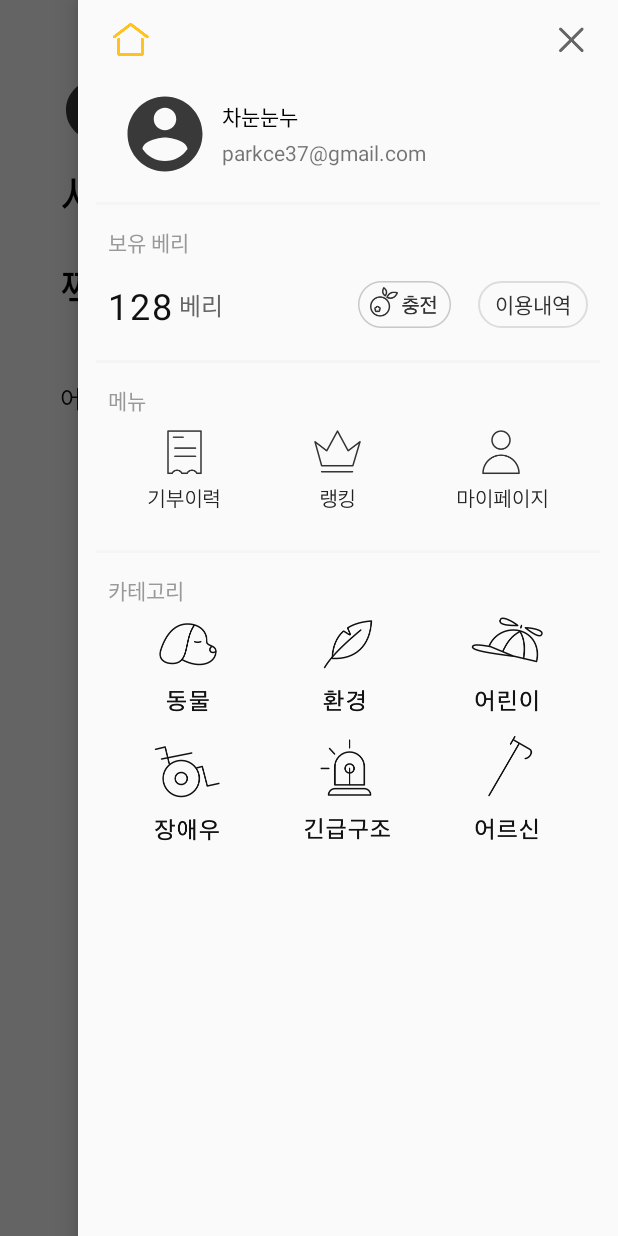
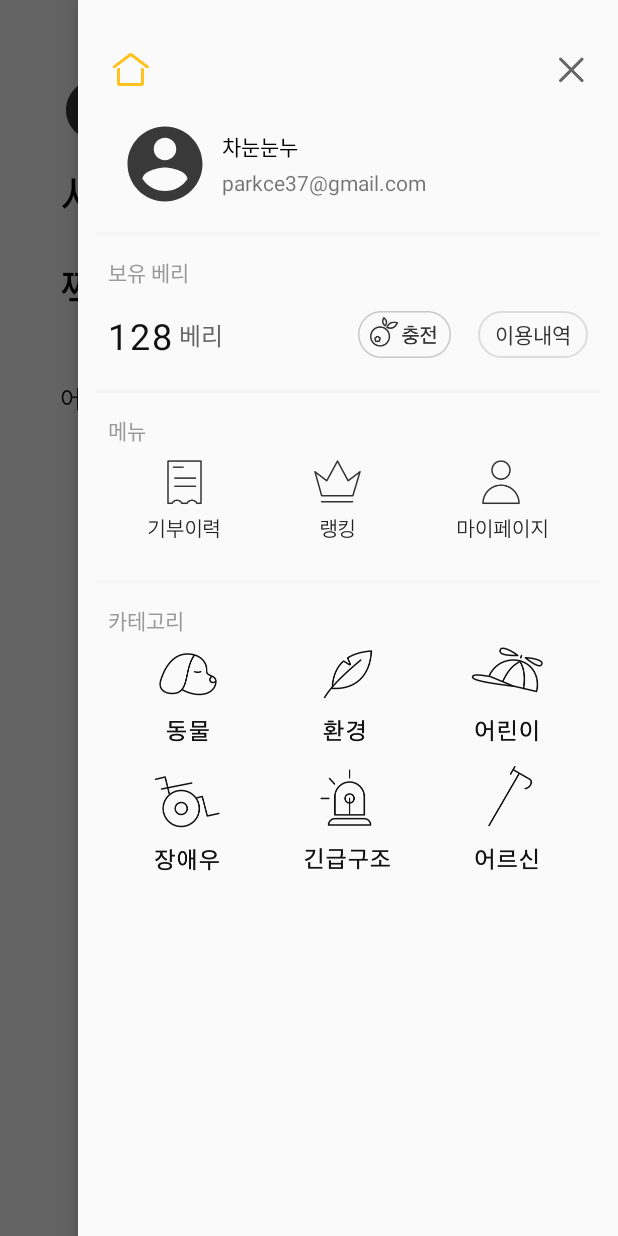
Before and after one commit to JJACK-JJACK/Android, an Android app: the MainActivity screen opened directly, with no data from a screen before it, with the side drawer open, on a phone screen of 412 x 824 dp. Run offline under Robolectric (Android 15) with nearby library versions, the phone set to English and light mode, and no system bars.

Commit message:
2019/07/04 drawer view 수정

```diff
--- a/app/src/main/java/jjackjjack/sopt/com/jjackjjack/MainActivity.kt
+++ b/app/src/main/java/jjackjjack/sopt/com/jjackjjack/MainActivity.kt
@@ -8,6 +8,7 @@ import android.view.MenuItem
 import kotlinx.android.synthetic.main.activity_main.*
 import kotlinx.android.synthetic.main.content_activity_main.*
 import kotlinx.android.synthetic.main.nav_drawer.*
+import org.jetbrains.anko.startActivity
 
 class MainActivity : AppCompatActivity(), NavigationView.OnNavigationItemSelectedListener {
 
@@ -28,11 +29,8 @@ class MainActivity : AppCompatActivity(), NavigationView.OnNavigationItemSelecte
             }
         }
 
-        btn_cancle.setOnClickListener {
-            if(ly_drawer.isDrawerOpen(Gravity.END)){
-                ly_drawer.closeDrawer(Gravity.END)
-            }
-        }
+        drawerUI()
+
     }
 
     override fun onBackPressed() {
@@ -43,4 +41,19 @@ class MainActivity : AppCompatActivity(), NavigationView.OnNavigationItemSelecte
             super.onBackPressed()
         }
     }
+
+    private fun drawerUI(){
+        btn_drawer_home.setOnClickListener {
+            startActivity<MainActivity>()
+            ly_drawer.closeDrawer(Gravity.END)
+            finish()
+        }
+
+        btn_cancle.setOnClickListener {
+            if(ly_drawer.isDrawerOpen(Gravity.END)){
+                ly_drawer.closeDrawer(Gravity.END)
+            }
+        }
+
+    }
 }
--- a/app/src/main/res/layout/nav_drawer.xml
+++ b/app/src/main/res/layout/nav_drawer.xml
@@ -8,14 +8,14 @@
             android:layout_height="match_parent"
             android:orientation="vertical">
         <RelativeLayout
-                android:layout_marginTop="10dp"
+                android:layout_marginTop="30dp"
                 android:layout_width="match_parent"
                 android:layout_height="wrap_content"
                 android:layout_marginHorizontal="17dp">
             <ImageView
                     android:layout_width="36dp"
                     android:layout_height="34dp"
-                    android:id="@+id/btn_home"
+                    android:id="@+id/btn_drawer_home"
                     android:src="@drawable/ic_home"/>
             <ImageView
                     android:layout_centerVertical="true"
```
